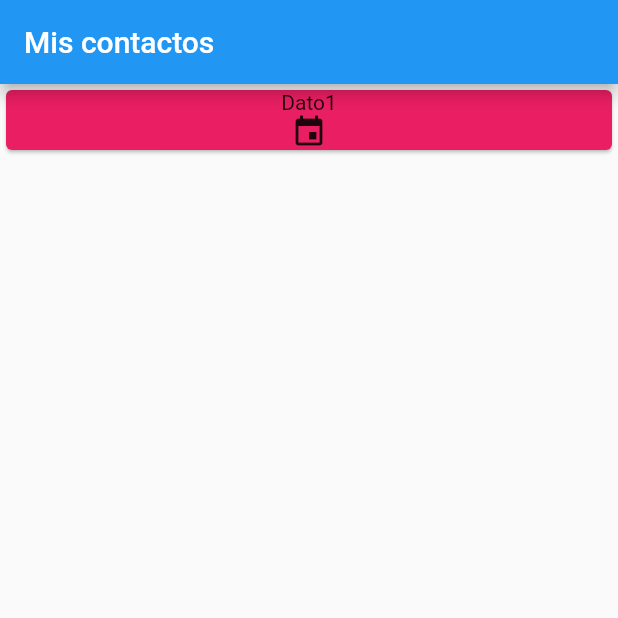
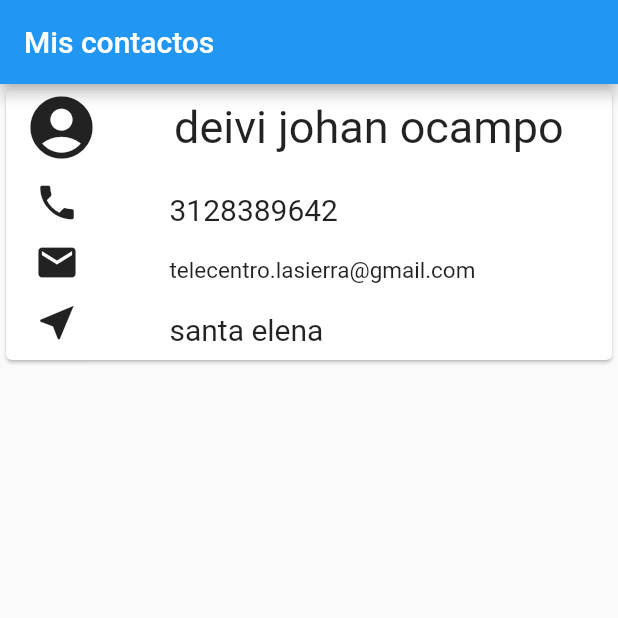
Before and after one commit to ocampo320/taller-flutter, a Flutter app: the screen it shows after launch, on a phone screen of 412 x 824 dp, the top half of it. Run offline on Flutter 3.47's test engine with Material 2 defaults, Android fonts, the phone set to English and light mode, and no system bars.

Commit message:
se crea tarjeta y data

```diff
--- /dev/null
+++ b/lib/contacto.dart
@@ -0,0 +1,37 @@
+class Contacto {
+  String _name;
+  String _tel;
+  String _address;
+  String _email;
+
+  Contacto(this._name, this._tel, this._address, this._email);
+
+  String get email => _email;
+
+  set email(String value) {
+    _email = value;
+  }
+
+  String get address => _address;
+
+  set address(String value) {
+    _address = value;
+  }
+
+  String get tel => _tel;
+
+  set tel(String value) {
+    _tel = value;
+  }
+
+  String get name => _name;
+
+  set name(String value) {
+    _name = value;
+  }
+
+  @override
+  String toString() {
+    return 'Contacto Nombre: $_name,Telefono:$_tel, Direccion: $_address,Email: $_email';
+  }
+}
--- a/lib/main.dart
+++ b/lib/main.dart
@@ -1,6 +1,7 @@
 /*
 Para usar los componentes de material se debe importar el paquete
  */
+import 'package:contactosapp/contacto.dart';
 import 'package:flutter/material.dart';
 
 void main() {
@@ -13,8 +14,15 @@ class ContactApp extends StatefulWidget {
 }
 
 class _ContactAppState extends State<ContactApp> {
+  List<Contacto> listContacts = [];
+
   @override
   Widget build(BuildContext context) {
+    Contacto contacto1 = new Contacto("deivi johan ocampo", "3128389642",
+        "santa elena", "telecentro.lasierra@gmail.com");
+
+    listContacts.add(contacto1);
+
     return MaterialApp(
       home: SafeArea(
         child: Scaffold(
@@ -25,10 +33,83 @@ class _ContactAppState extends State<ContactApp> {
             child: ListView(
               children: <Widget>[
                 Card(
-                  child: Column(
-                    children: <Widget>[Text("Dato1"), Icon(Icons.event)],
-                  ),
-                  color: Colors.pink,
+                  child: Column(children: <Widget>[
+                    Padding(
+                      padding: const EdgeInsets.only(bottom: 10),
+                      child: Row(
+                        children: <Widget>[
+                          Padding(
+                            padding: const EdgeInsets.only(left: 12, right: 50),
+                            child: Icon(
+                              Icons.account_circle,
+                              size: 50,
+                            ),
+                          ),
+                          Expanded(
+                            child: Text(
+                              listContacts[0].name,
+                              style: TextStyle(fontSize: 30),
+                            ),
+                          ),
+                        ],
+                      ),
+                    ),
+                    Row(
+                      children: <Widget>[
+                        Padding(
+                          padding: const EdgeInsets.only(
+                              left: 19, right: 60, bottom: 10),
+                          child: Icon(
+                            Icons.phone,
+                            size: 30,
+                          ),
+                        ),
+                        Expanded(
+                          child: Text(
+                            listContacts[0].tel,
+                            style: TextStyle(fontSize: 20),
+                          ),
+                        ),
+                      ],
+                    ),
+                    Row(
+                      children: <Widget>[
+                        Padding(
+                          padding: const EdgeInsets.only(
+                              left: 19, right: 60, bottom: 10),
+                          child: Icon(
+                            Icons.email,
+                            size: 30,
+                          ),
+                        ),
+                        Expanded(
+                          child: Text(
+                            listContacts[0].email,
+                            style: TextStyle(fontSize: 15),
+                          ),
+                        ),
+                      ],
+                    ),
+                    Row(
+                      children: <Widget>[
+                        Padding(
+                          padding: const EdgeInsets.only(
+                              left: 19, right: 60, bottom: 10),
+                          child: Icon(
+                            Icons.near_me,
+                            size: 30,
+                          ),
+                        ),
+                        Expanded(
+                          child: Text(
+                            listContacts[0].address,
+                            style: TextStyle(fontSize: 20),
+                          ),
+                        ),
+                      ],
+                    ),
+                  ]),
+                  color: Colors.white,
                 ),
               ],
             ),
```
